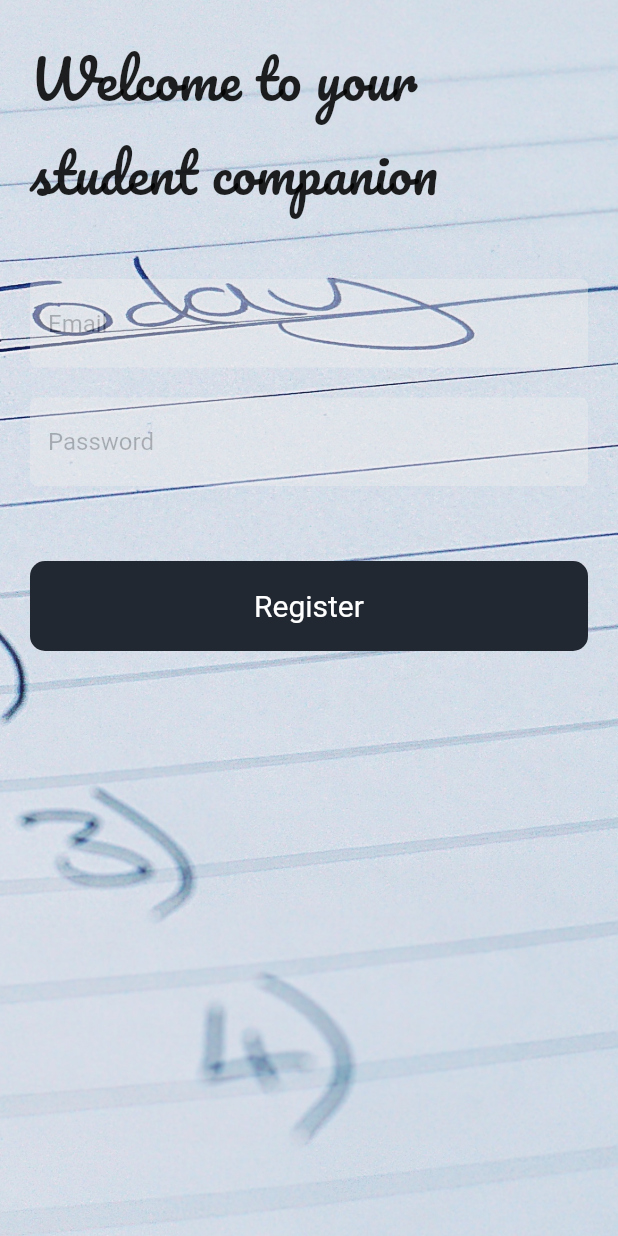
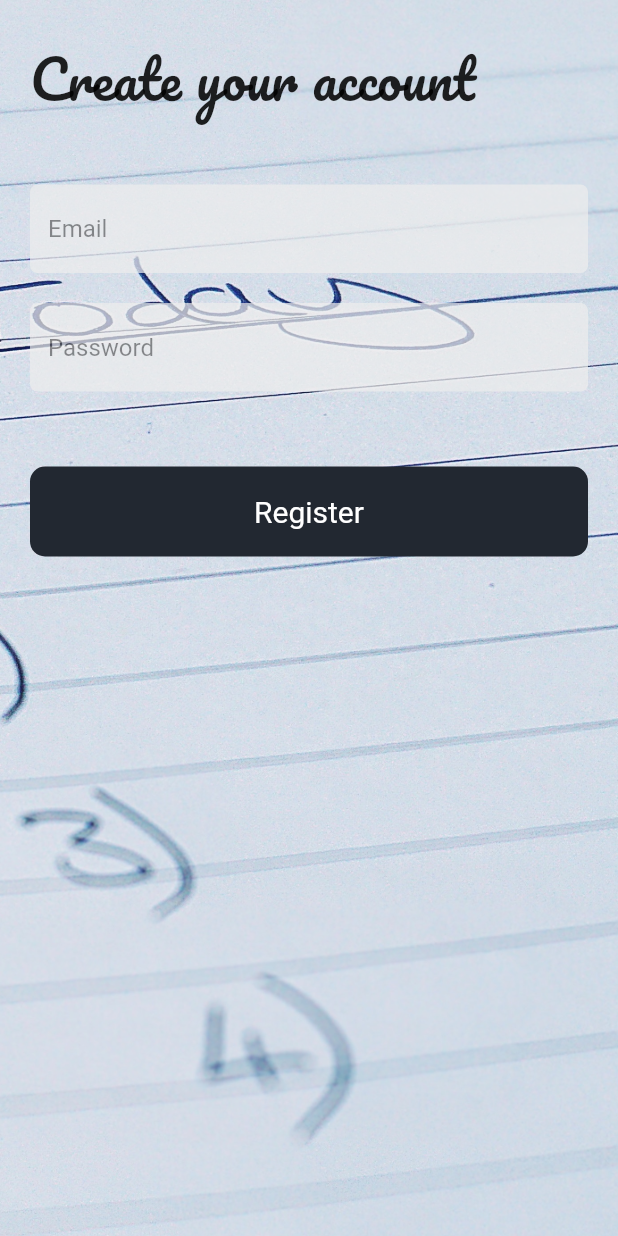
Before and after one commit to Abderraouf99/Assistant, a Flutter app: the RegistrationScreen screen opened by its route, on a phone screen of 412 x 824 dp. Run offline on Flutter 3.47's test engine with Material 2 defaults, Android fonts, the phone set to English and light mode, and no system bars; our stand-ins replace adaptive_dialog, cloud_firestore, firebase_auth, firebase_core, flutter_animation_progress_bar, focused_menu and 2 more; accounts and stored records are empty.

Commit message:
Enhancement to the app UI

```diff
--- a/lib/Screens/AddEventsScreen.dart
+++ b/lib/Screens/AddEventsScreen.dart
@@ -127,11 +127,6 @@ class AddEventsSheet extends StatelessWidget {
                   date:
                       '${DateFormat('EEE,d/M,y').format(event.getEndDate())} at ${DateFormat('jm').format(event.getEndDate())}',
                 ),
-                CustomStartEndWidget(
-                  name: 'Reminder',
-                  onPressed: () {},
-                  date: 'NOW',
-                )
               ],
             ),
           ),
--- a/lib/Screens/EditAddTaskScreen.dart
+++ b/lib/Screens/EditAddTaskScreen.dart
@@ -25,7 +25,7 @@ class EditAddTaskScreen extends StatelessWidget {
                     Text(
                       'Add a task',
                       style: TextStyle(
-                          color: Color(0xff8ADFCB),
+                          color: Color(0xff00ADB5),
                           fontSize: 30,
                           fontWeight: FontWeight.w400),
                     ),
@@ -43,7 +43,7 @@ class EditAddTaskScreen extends StatelessWidget {
                           Icons.add,
                           color: Colors.white,
                         ),
-                        backgroundColor: kmainColor,
+                        backgroundColor: Color(0xff00ADB5),
                       ),
                     )
                   ],
--- a/lib/Screens/registationScreen.dart
+++ b/lib/Screens/registationScreen.dart
@@ -1,6 +1,7 @@
 import 'package:flutter/material.dart';
 import 'package:to_do_app/Screens/pageViewScreen.dart';
 import 'package:to_do_app/Widgets/GoogleSignInButton.dart';
+import 'package:to_do_app/constants.dart';
 
 import 'package:to_do_app/models/DataFirebase.dart';
 import 'package:to_do_app/models/SocialMediaLogin_RegistationHandler.dart';
@@ -36,7 +37,7 @@ class RegistrationScreen extends StatelessWidget {
               children: [
                 Flexible(
                   child: Text(
-                    'Welcome to your student companion',
+                    'Create your account',
                     style: TextStyle(
                       fontSize: 36,
                       fontFamily: 'Pacifico',
@@ -47,70 +48,28 @@ class RegistrationScreen extends StatelessWidget {
                   height: 40,
                 ),
                 Opacity(
-                  opacity: 0.4,
+                  opacity: 0.7,
                   child: TextField(
                     onChanged: (value) {
                       _email = value;
                     },
-                    decoration: InputDecoration(
-                      filled: true,
-                      fillColor: Color(0xffEEEEEE),
-                      hintText: 'Email',
-                      border: OutlineInputBorder(
-                        borderRadius: BorderRadius.all(
-                          Radius.circular(5),
-                        ),
-                      ),
-                      enabledBorder: OutlineInputBorder(
-                        borderSide: BorderSide(
-                          color: Colors.transparent,
-                        ),
-                        borderRadius: BorderRadius.all(
-                          Radius.circular(5),
-                        ),
-                      ),
-                      focusedBorder: OutlineInputBorder(
-                        borderSide: BorderSide(
-                          color: Colors.transparent,
-                        ),
-                      ),
-                    ),
+                    decoration:
+                        kLogin_registerTextFields.copyWith(hintText: 'Email'),
                   ),
                 ),
                 SizedBox(
                   height: 20,
                 ),
                 Opacity(
-                  opacity: 0.4,
+                  opacity: 0.7,
                   child: TextField(
                     keyboardType: TextInputType.emailAddress,
                     obscureText: true,
                     onChanged: (value) {
                       _password = value;
                     },
-                    decoration: InputDecoration(
-                      filled: true,
-                      fillColor: Color(0xffEEEEEE),
-                      hintText: 'Password',
-                      border: OutlineInputBorder(
-                        borderRadius: BorderRadius.all(
-                          Radius.circular(5),
-                        ),
-                      ),
-                      enabledBorder: OutlineInputBorder(
-                        borderSide: BorderSide(
-                          color: Colors.transparent,
-                        ),
-                        borderRadius: BorderRadius.all(
-                          Radius.circular(5),
-                        ),
-                      ),
-                      focusedBorder: OutlineInputBorder(
-                        borderSide: BorderSide(
-                          color: Colors.transparent,
-                        ),
-                      ),
-                    ),
+                    decoration: kLogin_registerTextFields.copyWith(
+                        hintText: 'Password'),
                   ),
                 ),
                 SizedBox(
--- a/lib/Widgets/EventTile.dart
+++ b/lib/Widgets/EventTile.dart
@@ -44,7 +44,7 @@ class EventTile extends StatelessWidget {
       ],
       child: Container(
         margin: EdgeInsets.symmetric(
-          vertical: 20,
+          vertical: 15,
           horizontal: 20,
         ),
         child: Row(
--- a/lib/constants.dart
+++ b/lib/constants.dart
@@ -1,7 +1,7 @@
 import 'package:flutter/material.dart';
 
 const kRoundedContainerDecorator = BoxDecoration(
-  color: Colors.white,
+  color: Color(0xffEEEEEE),
   borderRadius: BorderRadius.only(
     topLeft: Radius.circular(10),
     topRight: Radius.circular(10),
@@ -9,7 +9,7 @@ const kRoundedContainerDecorator = BoxDecoration(
 );
 
 const kTaskPreviewTextStyle = TextStyle(
-  color: Colors.white,
+  color: Color(0xffEEEEEE),
   fontSize: 18,
 );
 const kTextFieldDecoration = InputDecoration(
@@ -38,10 +38,34 @@ const kTextFieldDecoration = InputDecoration(
   ),
   contentPadding: EdgeInsets.symmetric(vertical: 10, horizontal: 20),
 );
-const kmainColor = Color(0xff8ADFCB);
+const kmainColor = Color(0xff00ADB5);
 
 const kEventTextStyle = TextStyle(
   color: Colors.black,
   fontSize: 15,
   fontWeight: FontWeight.bold,
 );
+
+const kLogin_registerTextFields = InputDecoration(
+  filled: true,
+  fillColor: Color(0xffEEEEEE),
+  hintText: '',
+  border: OutlineInputBorder(
+    borderRadius: BorderRadius.all(
+      Radius.circular(5),
+    ),
+  ),
+  enabledBorder: OutlineInputBorder(
+    borderSide: BorderSide(
+      color: Colors.transparent,
+    ),
+    borderRadius: BorderRadius.all(
+      Radius.circular(5),
+    ),
+  ),
+  focusedBorder: OutlineInputBorder(
+    borderSide: BorderSide(
+      color: Colors.transparent,
+    ),
+  ),
+);
--- a/lib/models/DataFirebase.dart
+++ b/lib/models/DataFirebase.dart
@@ -7,6 +7,13 @@ import 'Event.dart';
 class FirebaseController extends ChangeNotifier {
   final _auth = FirebaseAuth.instance;
   final _firestoreReference = FirebaseFirestore.instance.collection('users');
+  bool _loading = false;
+
+  bool get loading => _loading;
+  void toggleLoading() {
+    _loading = !_loading;
+    notifyListeners();
+  }
 
   Future<List> fetchTasks() async {
     var task = await _firestoreReference
--- a/pubspec.yaml
+++ b/pubspec.yaml
@@ -38,6 +38,9 @@ dependencies:
   adaptive_dialog: ^0.9.3
   google_sign_in: ^4.5.6
   firebase_messaging: ^8.0.0-dev.11
+  modal_progress_hud: ^0.1.3
+
+
 
 
 
```
Also changed, not shown: lib/Screens/EventsScreen.dart (+11 -32 lines), lib/Screens/TaskScreen.dart (+51 -48 lines), lib/Screens/loginScreen.dart (+29 -49 lines), lib/Widgets/EventInfoTile.dart (+5 -5 lines), lib/Widgets/TaskTile.dart (+13 -2 lines), 1 other file.
